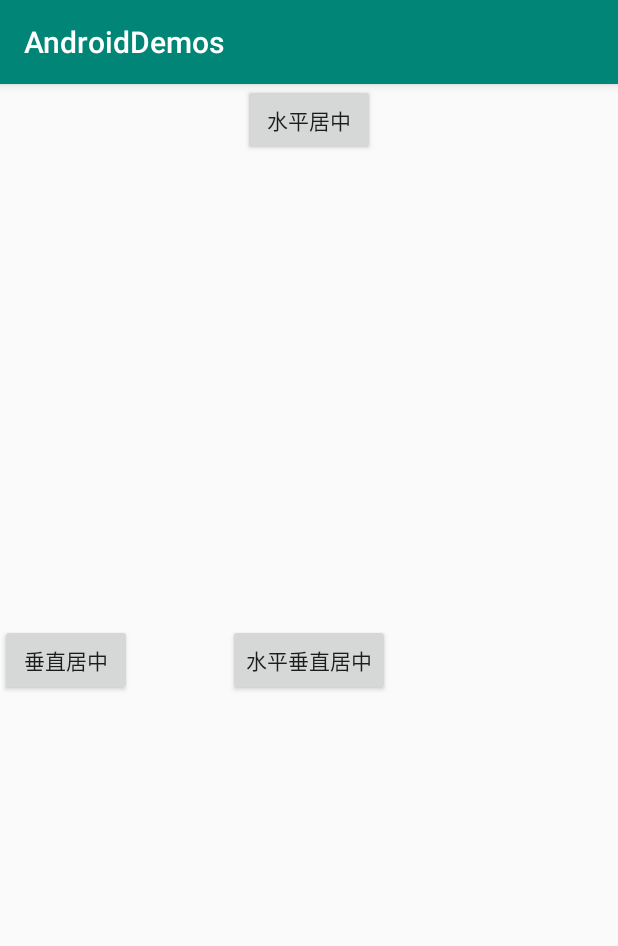
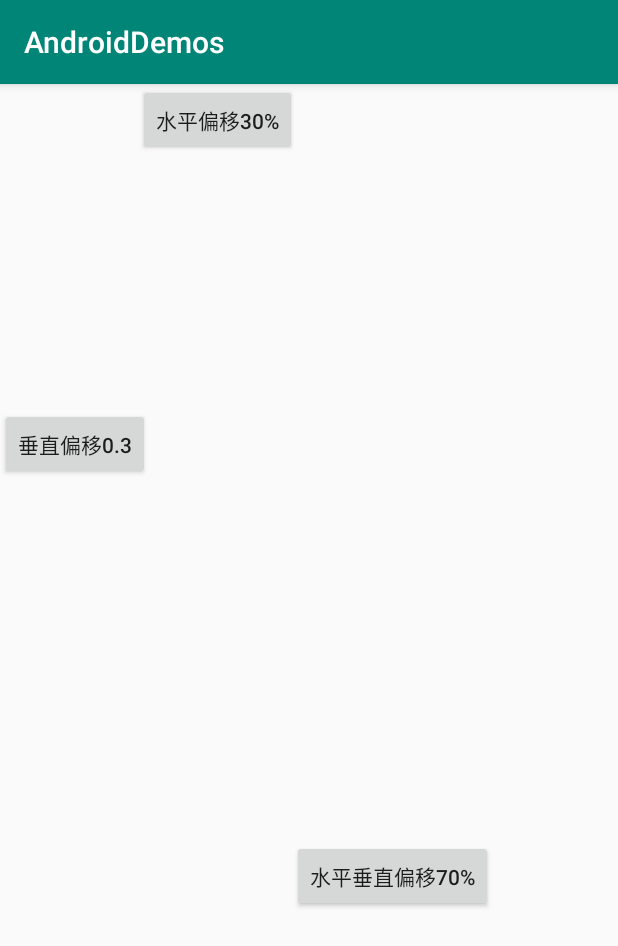
Before and after one commit to tribbianiwang/androidDemos, an Android app: the screen it shows after launch (MainActivity), on a phone screen of 412 x 824 dp. Shown: the top 946 px of the screen. Run offline under Robolectric (Android 15) with nearby library versions, the phone set to English and light mode, and no system bars.

Commit message:
ConstraintLayout 偏移

```diff
--- a/app/src/main/res/layout/activity_main.xml
+++ b/app/src/main/res/layout/activity_main.xml
@@ -9,7 +9,8 @@
     <Button
             android:layout_width="wrap_content"
             android:layout_height="wrap_content"
-            android:text="水平居中"
+            android:text="水平偏移30%"
+            app:layout_constraintHorizontal_bias="0.3"
             app:layout_constraintLeft_toLeftOf="parent"
             app:layout_constraintRight_toRightOf="parent"
             tools:ignore="MissingConstraints" />
@@ -17,7 +18,8 @@
     <Button
             android:layout_width="wrap_content"
             android:layout_height="wrap_content"
-            android:text="垂直居中"
+            android:text="垂直偏移0.3"
+            app:layout_constraintVertical_bias="0.3"
             app:layout_constraintTop_toTopOf="parent"
             app:layout_constraintBottom_toBottomOf="parent"
             tools:ignore="MissingConstraints" />
@@ -26,7 +28,9 @@
     <Button
             android:layout_width="wrap_content"
             android:layout_height="wrap_content"
-            android:text="水平垂直居中"
+            android:text="水平垂直偏移70%"
+            app:layout_constraintHorizontal_bias="0.7"
+            app:layout_constraintVertical_bias="0.7"
             app:layout_constraintLeft_toLeftOf="parent"
             app:layout_constraintRight_toRightOf="parent"
             app:layout_constraintTop_toTopOf="parent"
```
